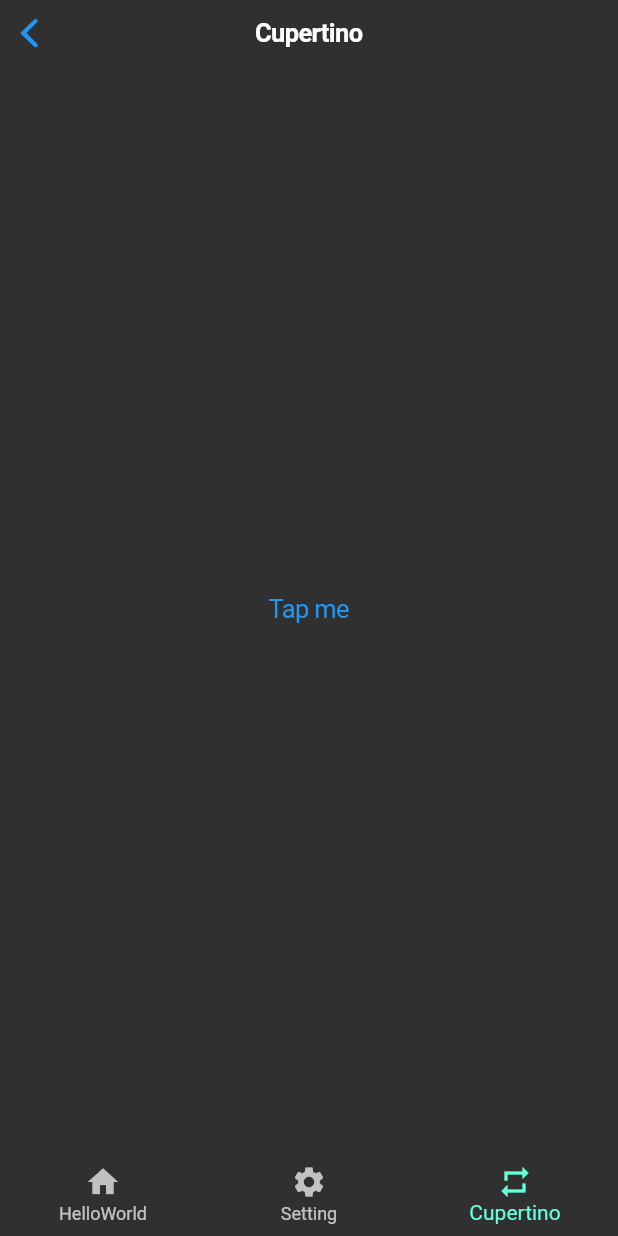
After one commit to hiroyuki12/flutter_my_app, a Flutter app: the MyHomePage screen opened directly, swiped to page 3, on a phone screen of 412 x 824 dp. The commit adds this screen. Run offline on Flutter 3.47's test engine with Material 2 defaults, Android fonts, the phone set to English and light mode, and no system bars; our stand-ins replace device_info.

Commit message:
add CupertinoButton

```diff
--- a/lib/main.dart
+++ b/lib/main.dart
@@ -1,6 +1,9 @@
+import 'package:flutter/cupertino.dart';
 import 'package:flutter/material.dart';
 import 'pages/CounterScreen.dart';
+import 'pages/CupertinoButton.dart';
 import 'pages/CupertinoScreen.dart';
+import 'pages/CupertinoTabBarScreen.dart';
 import 'pages/FileRWScreen.dart';
 import 'pages/HelloWorld.dart';
 import 'pages/LayoutScreen.dart';
@@ -42,6 +45,7 @@ class MyApp extends StatelessWidget {
         '/provider': (context) => Provider(),
         '/counter': (context) => Counter(),
         '/cupertino': (context) => CupertinoScreen(),
+        '/cupertinoTabBar': (context) => CupertinoTabBarScreen(),
       },
       home: MyHomePage(title: 'main'),
     );
@@ -74,7 +78,7 @@ class _MyHomePageState extends State<MyHomePage> {
       ),
       BottomNavigationBarItem(
         icon: Icon(Icons.repeat),
-        title: const Text('Drawer'),
+        title: const Text('Cupertino'),
       ),
     ];
   }
@@ -115,7 +119,7 @@ class _MyHomePageState extends State<MyHomePage> {
         children: [
           HelloWorld(),
           SettingScreen(),
-          Drawer(),
+          MyCupertinoButton(),
         ]),
         // ページ下部のナビゲーションメニュー
         bottomNavigationBar: BottomNavigationBar(
--- /dev/null
+++ b/lib/pages/CupertinoButton.dart
@@ -0,0 +1,27 @@
+import 'package:flutter/cupertino.dart';
+
+class MyCupertinoButton extends StatefulWidget {
+  @override
+    State<StatefulWidget> createState() {
+    return _State();
+  }
+}
+
+class _State extends State<MyCupertinoButton> {
+  @override
+  Widget build(BuildContext context) {
+    return CupertinoPageScaffold(
+      navigationBar: CupertinoNavigationBar(
+        middle: Text("Cupertino", style: new TextStyle(color: CupertinoColors.white)),
+        backgroundColor: const Color(0xff333333),
+      ),
+      child: Center(
+        child: CupertinoButton(
+          onPressed: () {
+          },
+          child: Text("Tap me"),
+        ),
+      ),
+    );
+  }
+}
```
